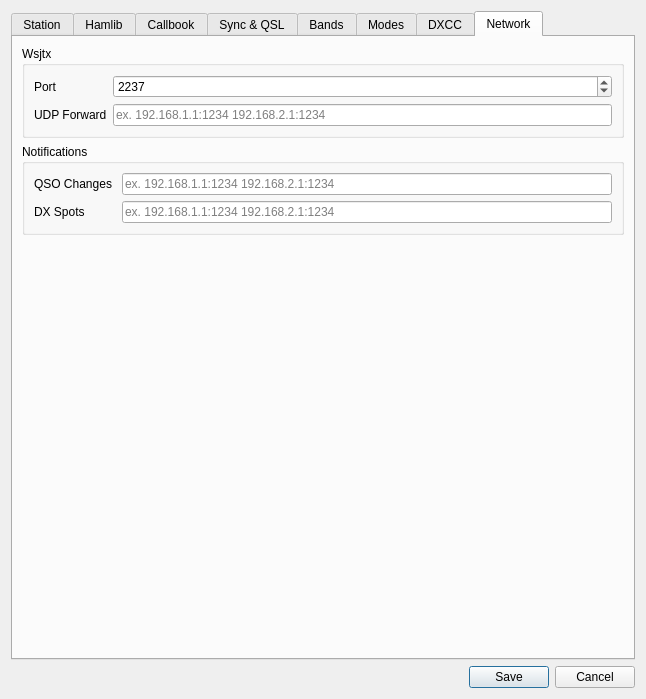
Before: the Qt Designer form ui/SettingsDialog.ui in k5mcd/QLog, drawn with Qt 5.
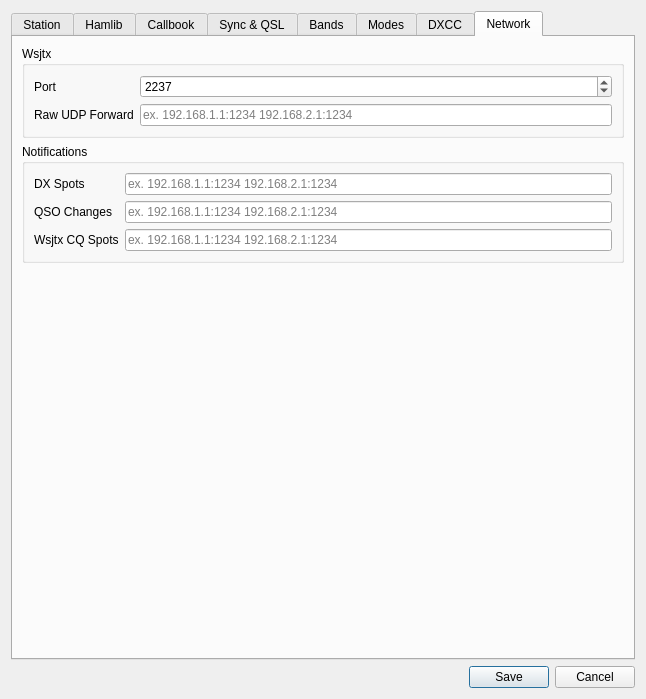
After: the same form once the commit is applied. The open tabs and pages were chosen to show the change. Icons and pictures are not drawn.

Commit message: NetworkNotif: Added WSJTX CQ Spot Notification

Patch:
```diff
--- a/ui/SettingsDialog.ui
+++ b/ui/SettingsDialog.ui
@@ -1349,7 +1349,7 @@
           <item row="1" column="0">
            <widget class="QLabel" name="wsjtForwardLabel">
             <property name="text">
-             <string>UDP Forward</string>
+             <string>Raw UDP Forward</string>
             </property>
            </widget>
           </item>
@@ -1373,30 +1373,13 @@
          </property>
          <layout class="QFormLayout" name="formLayout_16">
           <item row="0" column="0">
-           <widget class="QLabel" name="notifQSOLabel">
-            <property name="text">
-             <string>QSO Changes </string>
-            </property>
-           </widget>
-          </item>
-          <item row="0" column="1">
-           <widget class="QLineEdit" name="notifQSOEdit">
-            <property name="toolTip">
-             <string>&lt;p&gt; List of IP addresses to which QLog sends  UDP notification packets about a new/updated/deleted QSO in the log.&lt;/p&gt;The IP addresses are separated by a space and have the form IP:PORT</string>
-            </property>
-            <property name="placeholderText">
-             <string>ex. 192.168.1.1:1234 192.168.2.1:1234</string>
-            </property>
-           </widget>
-          </item>
-          <item row="1" column="0">
            <widget class="QLabel" name="notifDXSpotsLabel">
             <property name="text">
              <string>DX Spots</string>
             </property>
            </widget>
           </item>
-          <item row="1" column="1">
+          <item row="0" column="1">
            <widget class="QLineEdit" name="notifDXSpotsEdit">
             <property name="toolTip">
              <string>&lt;p&gt; List of IP addresses to which QLog sends  UDP notification packets with DX Cluster Spots.&lt;/p&gt;The IP addresses are separated by a space and have the form IP:PORT</string>
@@ -1406,6 +1389,40 @@
             </property>
            </widget>
           </item>
+          <item row="1" column="0">
+           <widget class="QLabel" name="notifQSOLabel">
+            <property name="text">
+             <string>QSO Changes </string>
+            </property>
+           </widget>
+          </item>
+          <item row="1" column="1">
+           <widget class="QLineEdit" name="notifQSOEdit">
+            <property name="toolTip">
+             <string>&lt;p&gt; List of IP addresses to which QLog sends  UDP notification packets about a new/updated/deleted QSO in the log.&lt;/p&gt;The IP addresses are separated by a space and have the form IP:PORT</string>
+            </property>
+            <property name="placeholderText">
+             <string>ex. 192.168.1.1:1234 192.168.2.1:1234</string>
+            </property>
+           </widget>
+          </item>
+          <item row="2" column="0">
+           <widget class="QLabel" name="notifWSJTXCQSpotsLabel">
+            <property name="text">
+             <string>Wsjtx CQ Spots</string>
+            </property>
+           </widget>
+          </item>
+          <item row="2" column="1">
+           <widget class="QLineEdit" name="notifWSJTXCQSpotsEdit">
+            <property name="toolTip">
+             <string>&lt;p&gt; List of IP addresses to which QLog sends  UDP notification packets with WSJTX CQ Spots.&lt;/p&gt;The IP addresses are separated by a space and have the form IP:PORT</string>
+            </property>
+            <property name="placeholderText">
+             <string>ex. 192.168.1.1:1234 192.168.2.1:1234</string>
+            </property>
+           </widget>
+          </item>
          </layout>
         </widget>
        </item>
```
The commit also changes 10 other files.
